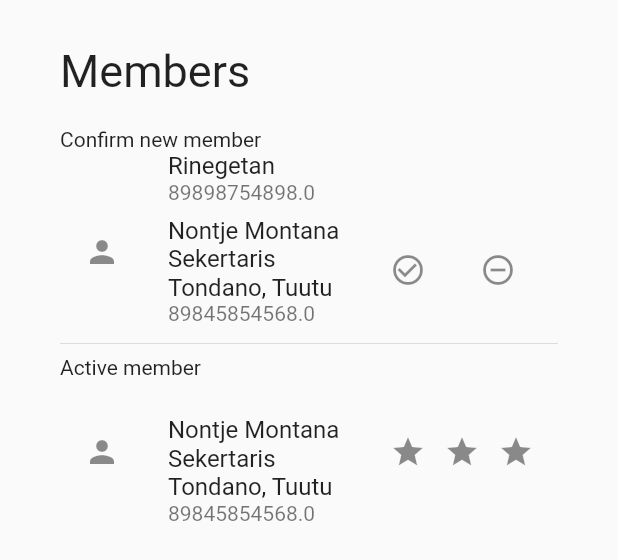
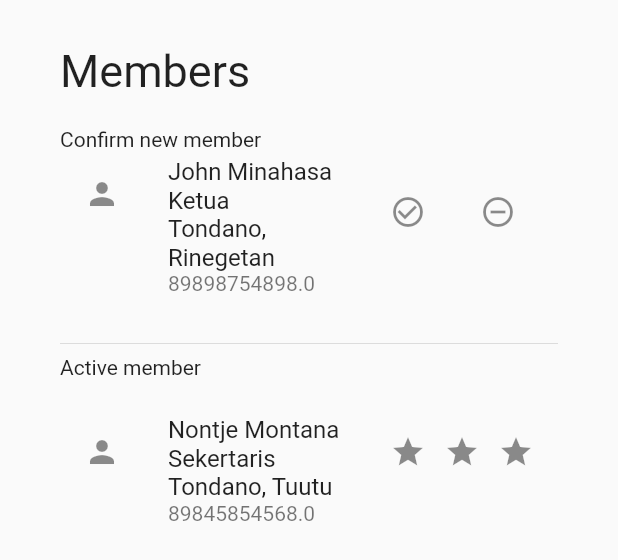
Before and after one commit to BillyOroh/admin_web, a Flutter app: the MembersPage widget shown alone on an empty page, opened directly, scrolled down 61 dp, after a tap on the "check circle outline" icon, on a phone screen of 412 x 824 dp. Shown: the top 560 px of the screen. Run offline on Flutter 3.47's test engine with Material 2 defaults, Android fonts, the phone set to English and light mode, and no system bars; missing offline and left inert: d_chart.

Commit message:
Changes to be committed: 	modified:   lib/controller/members_controller.dart 	modified:   lib/on_main_body/members_page.dart

```diff
--- a/lib/controller/members_controller.dart
+++ b/lib/controller/members_controller.dart
@@ -28,4 +28,8 @@ class MembersController {
     );
     members.add(member);
   }
+
+  void deleteMember(int index) {
+    members.removeAt(index);
+  }
 }
--- a/lib/on_main_body/members_page.dart
+++ b/lib/on_main_body/members_page.dart
@@ -30,7 +30,45 @@ class _MembersPageState extends State<MembersPage> {
             const Text('Members', style: TextStyle(fontSize: 30.0)),
             const SizedBox(height: 20.0),
             const Text('Confirm new member'),
-            SizedBox(
+            newMembers(),
+            const Divider(),
+            const Text('Active member'),
+            const SizedBox(height: 20.0),
+            activeMembers(),
+          ],
+        ),
+      ),
+    );
+  }
+
+  SizedBox activeMembers() {
+    return SizedBox(
+      height: 300,
+      width: 900,
+      child: ListView.builder(
+          itemCount: activeMembersController.activeMembers.length,
+          itemBuilder: (contex, index) {
+            final ActiveMembers activeMember =
+                activeMembersController.activeMembers[index];
+            return MyListTile(
+              title: [
+                Text(activeMember.nama),
+                Text(activeMember.jabatan),
+                Text(activeMember.alamat),
+              ],
+              subtitle: Text("${activeMember.noTelepon}"),
+              trailing: const [
+                Icon(Icons.star),
+                Icon(Icons.star),
+                Icon(Icons.star),
+              ],
+            );
+          }),
+    );
+  }
+
+  SizedBox newMembers() {
+    return SizedBox(
       height: 120,
       width: 900,
       child: ListView.builder(
@@ -54,6 +92,7 @@ class _MembersPageState extends State<MembersPage> {
                           noTelepon: member.noTelepon,
                           jabatan: member.jabatan,
                           alamat: member.alamat);
+                      membersController.deleteMember(index);
                     });
                   },
                 ),
@@ -64,36 +103,6 @@ class _MembersPageState extends State<MembersPage> {
               ],
             );
           }),
-            ),
-            const Divider(),
-            const Text('Active member'),
-            const SizedBox(height: 20.0),
-            SizedBox(
-              height: 300,
-              width: 900,
-              child: ListView.builder(
-                  itemCount: activeMembersController.activeMembers.length,
-                  itemBuilder: (contex, index) {
-                    final ActiveMembers activeMember =
-                        activeMembersController.activeMembers[index];
-                    return MyListTile(
-                      title: [
-                        Text(activeMember.nama),
-                        Text(activeMember.jabatan),
-                        Text(activeMember.alamat),
-                      ],
-                      subtitle: Text("${activeMember.noTelepon}"),
-                      trailing: const [
-                        Icon(Icons.star),
-                        Icon(Icons.star),
-                        Icon(Icons.star),
-                      ],
-                    );
-                  }),
-            ),
-          ],
-        ),
-      ),
     );
   }
 }
```
Lines whose indentation alone changed are shown as unchanged.
